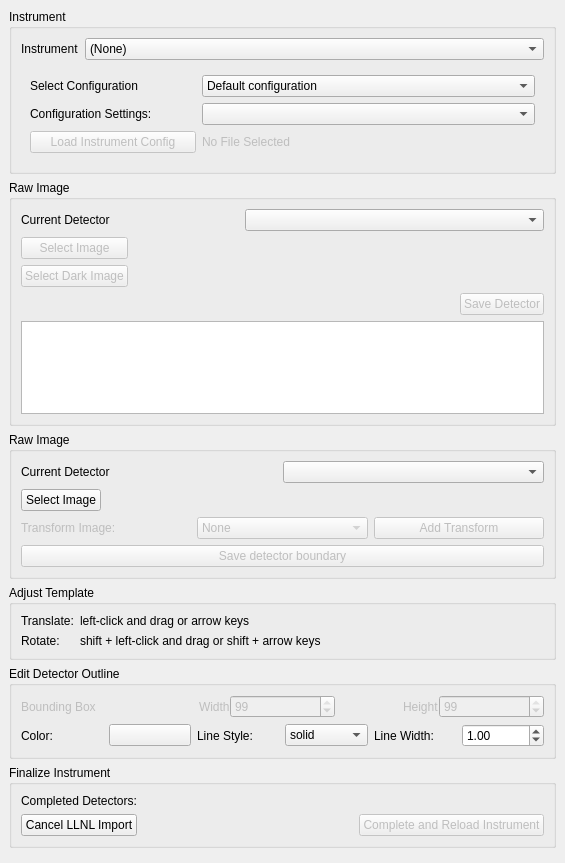
Qt form hexrdgui/resources/ui/llnl_import_tool_dialog.ui (HEXRD/hexrdgui) before a commit.
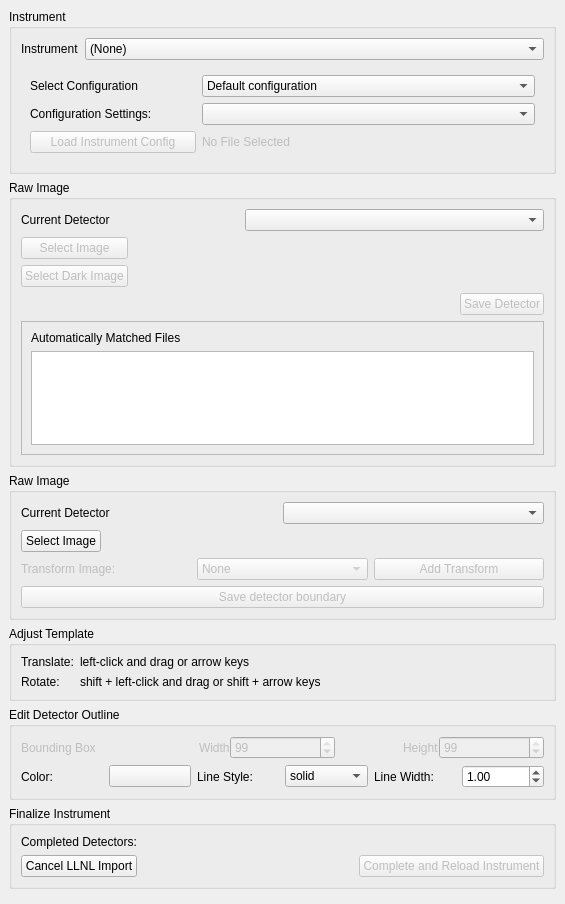
The same form after that commit.

Commit message: Only show files list for automatically matched files

What changed in the file:
```diff
--- a/hexrdgui/resources/ui/llnl_import_tool_dialog.ui
+++ b/hexrdgui/resources/ui/llnl_import_tool_dialog.ui
@@ -7,7 +7,7 @@
     <x>0</x>
     <y>0</y>
     <width>565</width>
-    <height>863</height>
+    <height>904</height>
    </rect>
   </property>
   <property name="windowTitle">
@@ -264,6 +264,22 @@
         </widget>
        </item>
        <item row="4" column="0" colspan="5">
+        <widget class="QFrame" name="files_list_frame">
+         <property name="frameShape">
+          <enum>QFrame::StyledPanel</enum>
+         </property>
+         <property name="frameShadow">
+          <enum>QFrame::Raised</enum>
+         </property>
+         <layout class="QVBoxLayout" name="verticalLayout_4">
+          <item>
+           <widget class="QLabel" name="files_list_label">
+            <property name="text">
+             <string>Automatically Matched Files</string>
+            </property>
+           </widget>
+          </item>
+          <item>
         <widget class="QListWidget" name="files_list">
          <property name="sizePolicy">
           <sizepolicy hsizetype="Expanding" vsizetype="MinimumExpanding">
@@ -292,6 +308,9 @@
          <property name="dragDropOverwriteMode">
           <bool>false</bool>
          </property>
+           </widget>
+          </item>
+         </layout>
         </widget>
        </item>
       </layout>
```
Left out of the diff: 86 changed lines with no effect on the pictures. Lines whose indentation alone changed are shown as unchanged. The commit also changes 1 other file.
